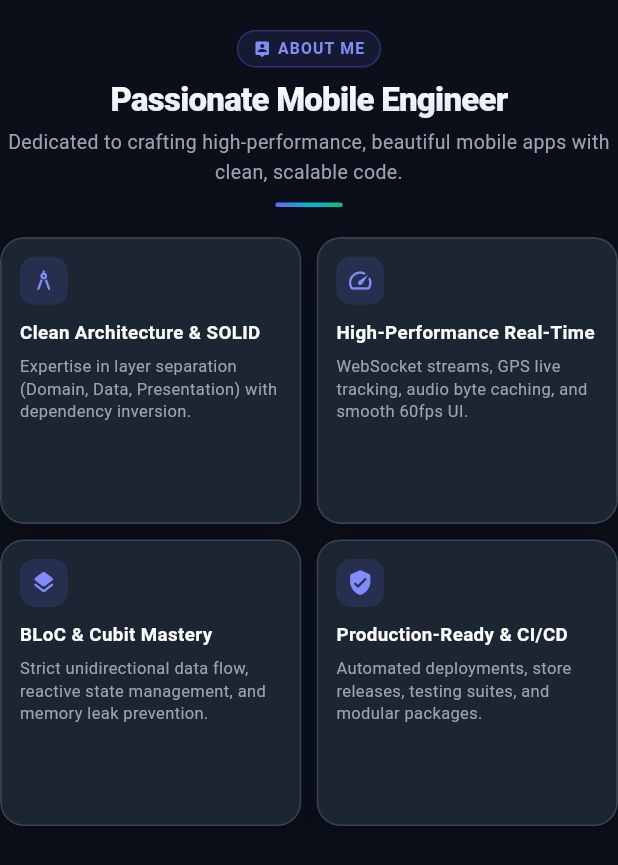
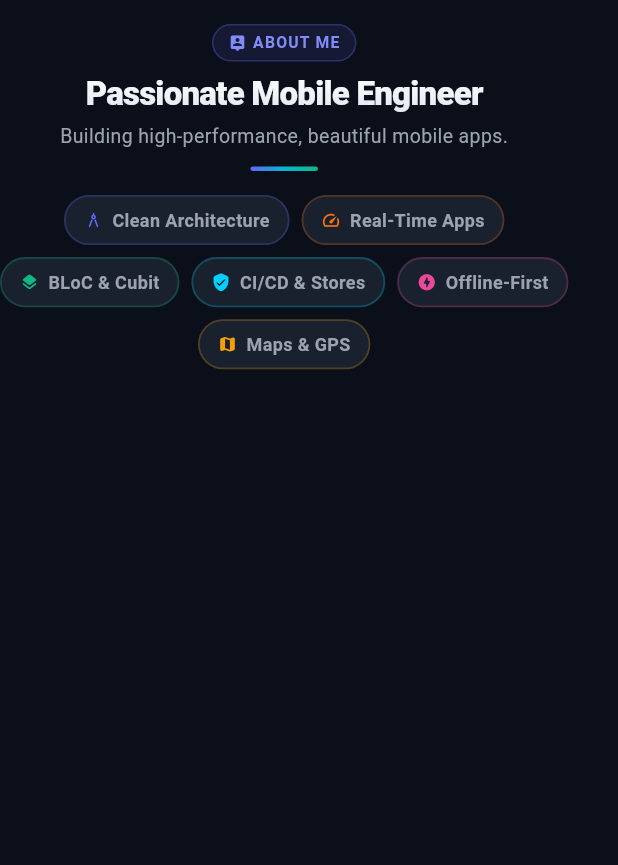
Before and after one commit to omarragab2020/omar_ragab_portfolio, a Flutter app: the AboutSection widget shown alone on an empty page, opened directly with empty values, on a phone screen of 412 x 824 dp. Shown: the top 865 px of the screen. Run offline on Flutter 3.47's test engine with Material 3 defaults, Android fonts, the light colour scheme and no system bars; our stand-ins replace animated_text_kit, font_awesome_flutter, google_fonts; Roboto replaces fonts that are missing (Cairo).

Commit message:
UX: compact About Me chips + remove skills pillar cards for shorter sections

```diff
--- a/lib/presentation/sections/about_section.dart
+++ b/lib/presentation/sections/about_section.dart
@@ -1,7 +1,6 @@
 import 'package:flutter/material.dart';
 import '../../core/theme/app_colors.dart';
 import '../../core/utils/responsive.dart';
-import '../widgets/glass_container.dart';
 import '../widgets/section_title.dart';
 
 class AboutSection extends StatelessWidget {
@@ -11,118 +10,159 @@ class AboutSection extends StatelessWidget {
 
   @override
   Widget build(BuildContext context) {
-    final isDark = Theme.of(context).brightness == Brightness.dark;
-    final isDesktop = Responsive.isDesktop(context);
     final isMobile = Responsive.isMobile(context);
 
+    final highlights = [
+      {
+        "icon": Icons.architecture_rounded,
+        "titleEn": "Clean Architecture",
+        "titleAr": "Clean Architecture",
+        "color": const Color(0xFF6366F1),
+      },
+      {
+        "icon": Icons.speed_rounded,
+        "titleEn": "Real-Time Apps",
+        "titleAr": "تطبيقات Real-Time",
+        "color": const Color(0xFFF97316),
+      },
+      {
+        "icon": Icons.layers_rounded,
+        "titleEn": "BLoC & Cubit",
+        "titleAr": "BLoC & Cubit",
+        "color": const Color(0xFF10B981),
+      },
+      {
+        "icon": Icons.verified_user_rounded,
+        "titleEn": "CI/CD & Stores",
+        "titleAr": "نشر ومتاجر",
+        "color": const Color(0xFF00D2FF),
+      },
+      {
+        "icon": Icons.offline_bolt_rounded,
+        "titleEn": "Offline-First",
+        "titleAr": "Offline-First",
+        "color": const Color(0xFFEC4899),
+      },
+      {
+        "icon": Icons.map_rounded,
+        "titleEn": "Maps & GPS",
+        "titleAr": "خرائط وـ GPS",
+        "color": const Color(0xFFF59E0B),
+      },
+    ];
+
     return Padding(
-      padding: EdgeInsets.symmetric(vertical: isMobile ? 20 : 40),
+      padding: EdgeInsets.symmetric(vertical: isMobile ? 16 : 32),
       child: Column(
         children: [
           SectionTitle(
             tag: isArabic ? "من أنا" : "About Me",
-            title: isArabic ? "شغف في هندسة وتطوير النظم" : "Passionate Mobile Engineer",
+            title: isArabic ? "شغف بهندسة التطبيقات" : "Passionate Mobile Engineer",
             subtitle: isArabic
-                ? "خبرة تطبيقية متعمقة في بناء وتطوير التطبيقات التجارية بمستويات أداء متقدمة وتجربة مستخدم ساحرة."
-                : "Dedicated to crafting high-performance, beautiful mobile apps with clean, scalable code.",
+                ? "خبرة في بناء تطبيقات تجارية عالية الأداء."
+                : "Building high-performance, beautiful mobile apps.",
             icon: Icons.person_pin_rounded,
           ),
-          SizedBox(height: isMobile ? 20 : 36),
-          _buildHighlightsGrid(context, isDark, isMobile, isDesktop),
+          SizedBox(height: isMobile ? 16 : 24),
+
+          // Compact horizontal-wrap chip grid
+          Wrap(
+            alignment: WrapAlignment.center,
+            spacing: isMobile ? 8 : 10,
+            runSpacing: isMobile ? 8 : 10,
+            children: highlights.map((item) {
+              final color = item["color"] as Color;
+              return _SkillChip(
+                icon: item["icon"] as IconData,
+                label: isArabic ? item["titleAr"] as String : item["titleEn"] as String,
+                color: color,
+                isMobile: isMobile,
+              );
+            }).toList(),
+          ),
         ],
       ),
     );
   }
+}
 
-  Widget _buildHighlightsGrid(BuildContext context, bool isDark, bool isMobile, bool isDesktop) {
-    final highlights = [
-      {
-        "icon": Icons.architecture_rounded,
-        "titleEn": "Clean Architecture & SOLID",
-        "titleAr": "Clean Architecture ومبادئ SOLID",
-        "descEn": "Expertise in layer separation (Domain, Data, Presentation) with dependency inversion.",
-        "descAr": "هيكلة معمارية مفصولة الطبقات مع سهولة الاختبار والصيانة وتوسيع النظم.",
-      },
-      {
-        "icon": Icons.speed_rounded,
-        "titleEn": "High-Performance Real-Time",
-        "titleAr": "أداء فائق ونظم Real-Time",
-        "descEn": "WebSocket streams, GPS live tracking, audio byte caching, and smooth 60fps UI.",
-        "descAr": "تتبع خرائط مباشر، استهلاك رشيد للبطارية، ومحركات صوتية ذكية دون تهنيج.",
-      },
-      {
-        "icon": Icons.layers_rounded,
-        "titleEn": "BLoC & Cubit Mastery",
-        "titleAr": "إتقان BLoC و Cubit",
-        "descEn": "Strict unidirectional data flow, reactive state management, and memory leak prevention.",
-        "descAr": "إدارة تدفق البيانات وتحديث الواجهات بحرية ودون إعادة بناء غير ضرورية.",
-      },
-      {
-        "icon": Icons.verified_user_rounded,
-        "titleEn": "Production-Ready & CI/CD",
-        "titleAr": "جاهزية الإنتاج والـ CI/CD",
-        "descEn": "Automated deployments, store releases, testing suites, and modular packages.",
-        "descAr": "خبرة كاملة في نشر التطبيقات على App Store و Google Play وبناء مسارات الـ CI/CD.",
-      },
-    ];
+class _SkillChip extends StatefulWidget {
+  final IconData icon;
+  final String label;
+  final Color color;
+  final bool isMobile;
 
-    return GridView.builder(
-      shrinkWrap: true,
-      physics: const NeverScrollableScrollPhysics(),
-      itemCount: highlights.length,
-      gridDelegate: SliverGridDelegateWithFixedCrossAxisCount(
-        crossAxisCount: isDesktop ? 4 : (isMobile ? 2 : 2),
-        crossAxisSpacing: isMobile ? 10 : 16,
-        mainAxisSpacing: isMobile ? 10 : 16,
-        childAspectRatio: isDesktop ? 1.15 : (isMobile ? 1.05 : 1.2),
+  const _SkillChip({
+    required this.icon,
+    required this.label,
+    required this.color,
+    required this.isMobile,
+  });
+
+  @override
+  State<_SkillChip> createState() => _SkillChipState();
+}
+
+class _SkillChipState extends State<_SkillChip> {
+  bool _hovered = false;
+
+  @override
+  Widget build(BuildContext context) {
+    final isDark = Theme.of(context).brightness == Brightness.dark;
+
+    return MouseRegion(
+      onEnter: (_) => setState(() => _hovered = true),
+      onExit: (_) => setState(() => _hovered = false),
+      child: AnimatedContainer(
+        duration: const Duration(milliseconds: 180),
+        padding: EdgeInsets.symmetric(
+          horizontal: widget.isMobile ? 12 : 14,
+          vertical: widget.isMobile ? 7 : 8,
         ),
-      itemBuilder: (context, index) {
-        final item = highlights[index];
-        return GlassContainer(
-          padding: EdgeInsets.all(isMobile ? 12 : 18),
-          borderRadius: isMobile ? 16 : 20,
-          child: Column(
-            crossAxisAlignment: CrossAxisAlignment.start,
+        decoration: BoxDecoration(
+          color: _hovered
+              ? widget.color.withValues(alpha: 0.18)
+              : (isDark
+                  ? AppColors.bgDarkCard.withValues(alpha: 0.7)
+                  : AppColors.bgLightCard),
+          borderRadius: BorderRadius.circular(50),
+          border: Border.all(
+            color: _hovered
+                ? widget.color.withValues(alpha: 0.7)
+                : widget.color.withValues(alpha: 0.25),
+            width: 1.2,
+          ),
+          boxShadow: _hovered
+              ? [
+                  BoxShadow(
+                    color: widget.color.withValues(alpha: 0.25),
+                    blurRadius: 10,
+                    spreadRadius: 0,
+                  ),
+                ]
+              : null,
+        ),
+        child: Row(
+          mainAxisSize: MainAxisSize.min,
           children: [
-              Container(
-                padding: EdgeInsets.all(isMobile ? 7 : 9),
-                decoration: BoxDecoration(
-                  color: AppColors.primary.withValues(alpha: 0.15),
-                  borderRadius: BorderRadius.circular(10),
-                ),
-                child: Icon(
-                  item["icon"] as IconData,
-                  size: isMobile ? 18 : 22,
-                  color: AppColors.primaryLight,
-                ),
-              ),
-              SizedBox(height: isMobile ? 10 : 14),
+            Icon(widget.icon,
+                size: widget.isMobile ? 13 : 15, color: widget.color),
+            const SizedBox(width: 6),
             Text(
-                isArabic ? item["titleAr"] as String : item["titleEn"] as String,
-                maxLines: 1,
-                overflow: TextOverflow.ellipsis,
+              widget.label,
               style: TextStyle(
-                  fontSize: isMobile ? 12.5 : 14.5,
-                  fontWeight: FontWeight.bold,
-                ),
-              ),
-              const SizedBox(height: 6),
-              Expanded(
-                child: Text(
-                  isArabic ? item["descAr"] as String : item["descEn"] as String,
-                  maxLines: isMobile ? 3 : 4,
-                  overflow: TextOverflow.ellipsis,
-                  style: TextStyle(
-                    fontSize: isMobile ? 11 : 12,
-                    color: isDark ? AppColors.textDarkSecondary : AppColors.textLightSecondary,
-                    height: 1.4,
-                  ),
+                fontSize: widget.isMobile ? 12 : 13,
+                fontWeight: FontWeight.w600,
+                color: _hovered
+                    ? widget.color
+                    : (isDark
+                        ? AppColors.textDarkSecondary
+                        : AppColors.textLightSecondary),
               ),
             ),
           ],
         ),
-        );
-      },
+      ),
     );
   }
 }
--- a/lib/presentation/sections/skills_section.dart
+++ b/lib/presentation/sections/skills_section.dart
@@ -41,19 +41,11 @@ class _SkillsSectionState extends State<SkillsSection> {
         children: [
           SectionTitle(
             tag: widget.isArabic ? "الخبرات والمهارات" : "Technical Skills",
-            title: widget.isArabic
-                ? "المهارات وبنية الأنظمة البرمجية"
-                : "Skills, Frameworks & Architecture",
-            subtitle: widget.isArabic
-                ? "تفصيل متكامل للتقنيات وأدوات إدارة الحالة، والاتصال اللحظي والأنظمة السحابية المعتمدة في مشاريعي."
-                : "A categorized deep-dive into the mobile frameworks, state machines, real-time engines, and DevOps pipelines I master.",
+            title: widget.isArabic ? "تقنياتي" : "My Tech Stack",
+            subtitle: null,
             icon: Icons.code_rounded,
           ),
-          SizedBox(height: isMobile ? 18 : 32),
-
-          // Core Superpowers Banner (4 Pillars)
-          _buildSuperpowersRow(context, isDark, isDesktop, isMobile),
-          SizedBox(height: isMobile ? 18 : 32),
+          SizedBox(height: isMobile ? 14 : 24),
 
           // Interactive Category Filter Tabs (responsive compact wrap)
           LayoutBuilder(
@@ -185,7 +177,9 @@ class _SkillsSectionState extends State<SkillsSection> {
     );
   }
 
-  Widget _buildSuperpowersRow(BuildContext context, bool isDark,
+  // Removed superpowers row - section is now compact
+  // ignore: unused_element
+  Widget _buildSuperpowersRow_UNUSED(BuildContext context, bool isDark,
       bool isDesktop, bool isMobile) {
     final pillars = [
       {
```
Also changed, not shown: 1 other file. Lines whose indentation alone changed are shown as unchanged.
